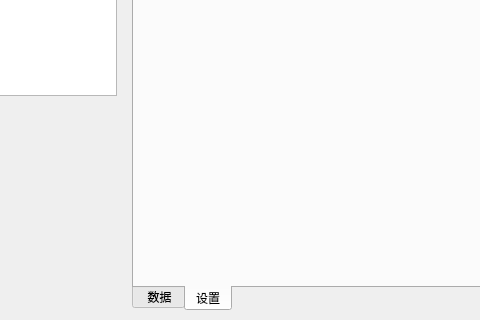
This is mainwindow.ui in yanglinsensjtu/ELISAtool as Qt 5 draws it before an edit; both pictures show x 204 to 684 and y 280 to 600 of the 1251 by 600 pixel window. The edited form follows.
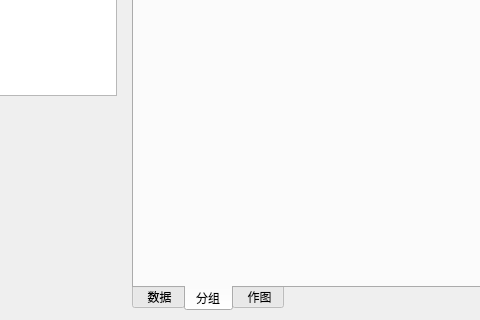
This is the edited form. The open tabs and pages were chosen to show the change.

Commit message: 添加作图tab页面

```diff
--- a/mainwindow.ui
+++ b/mainwindow.ui
@@ -424,7 +424,12 @@
         <enum>Qt::LeftToRight</enum>
        </property>
        <attribute name="title">
-        <string>设置</string>
+        <string>分组</string>
+       </attribute>
+      </widget>
+      <widget class="QWidget" name="tab">
+       <attribute name="title">
+        <string> 作图</string>
        </attribute>
       </widget>
      </widget>
```
Left out of the diff: 4 changed lines with no effect on the pictures. The commit also changes 1 other file.
